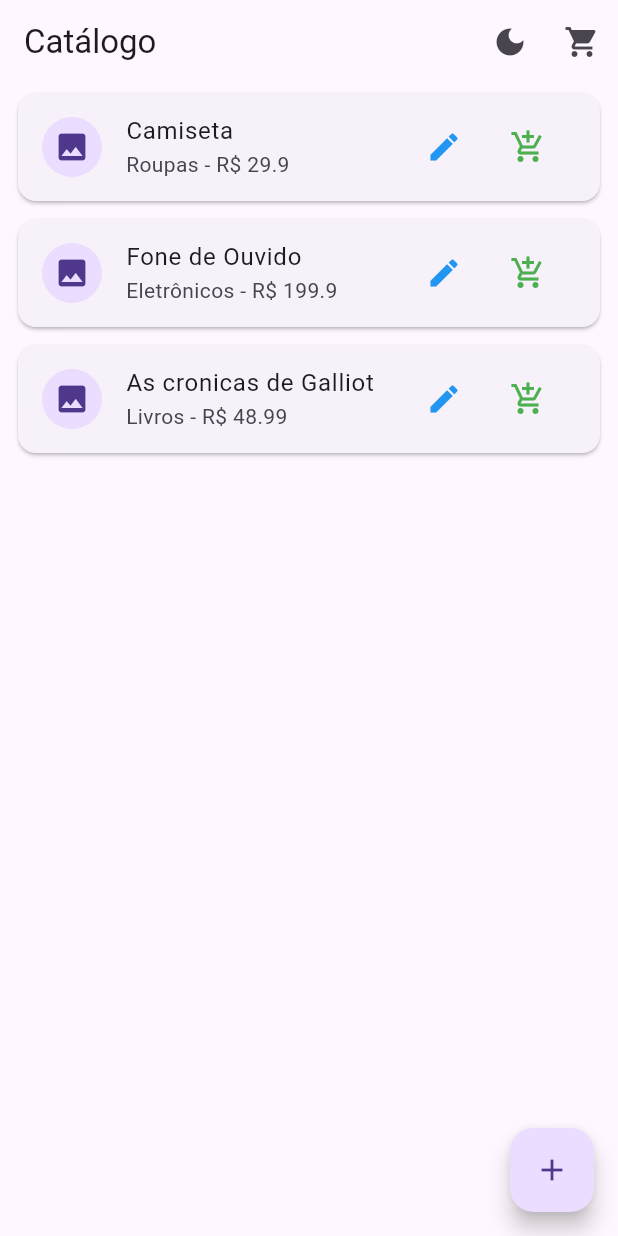
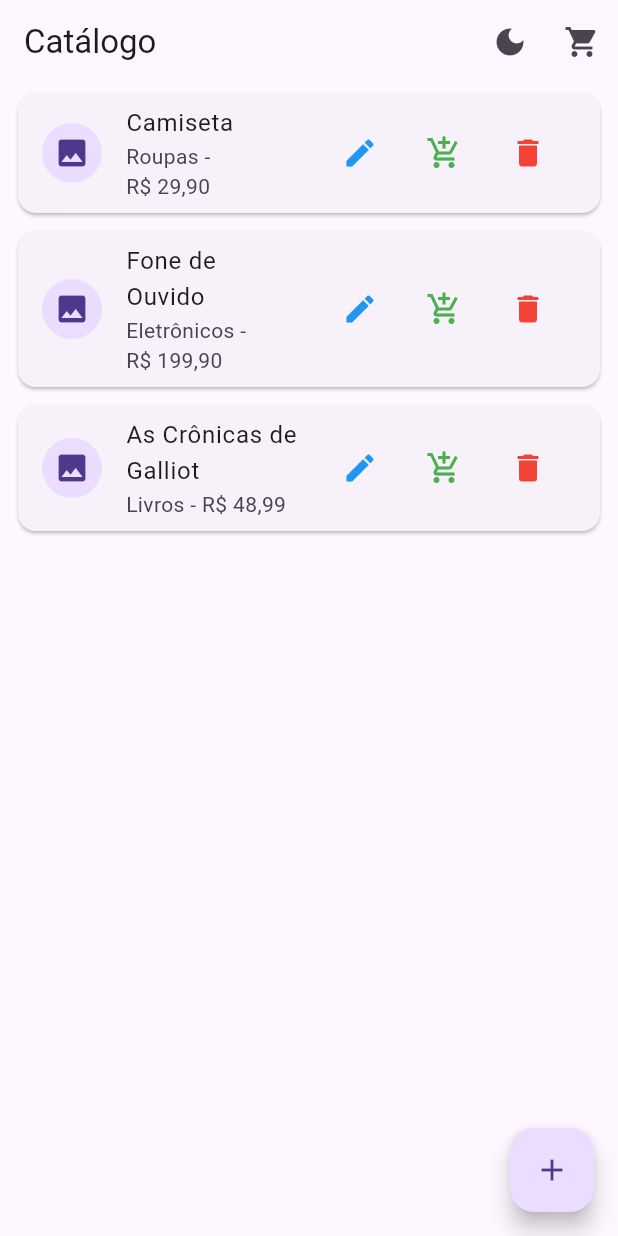
Before and after one commit to igorgarces/catalogo_produtos, a Flutter app: the screen it shows after launch, on a phone screen of 412 x 824 dp. Run offline on Flutter 3.47's test engine with Material 3 defaults, Android fonts, the phone set to English and light mode, and no system bars; our stand-ins replace image_picker.

Commit message:
readicionando as funções

```diff
--- a/lib/pages/catalog_page.dart
+++ b/lib/pages/catalog_page.dart
@@ -1,4 +1,5 @@
 import 'package:flutter/material.dart';
+import 'package:intl/intl.dart';
 
 import '../models/product.dart';
 import '../widgets/cart_widget.dart';
@@ -19,10 +20,15 @@ class _CatalogPageState extends State<CatalogPage> {
   List<Product> products = [
     Product(name: 'Camiseta', price: 29.9, description: 'Camiseta confortável', category: 'Roupas'),
     Product(name: 'Fone de Ouvido', price: 199.9, description: 'Fone bluetooth', category: 'Eletrônicos'),
-    Product(name: 'As cronicas de Galliot', price: 48.99, description: 'Meu livro autoral de fantasia', category: 'Livros')
+    Product(name: 'As Crônicas de Galliot', price: 48.99, description: 'Meu livro autoral de fantasia', category: 'Livros')
   ];
 
   List<Product> cart = [];
+
+  String _formatCurrency(double value) {
+    final formatter = NumberFormat.currency(locale: 'pt_BR', symbol: 'R\$');
+    return formatter.format(value);
+  }
 
   void _addOrEditProduct({Product? product, int? index}) async {
     await Navigator.push(
@@ -50,6 +56,10 @@ class _CatalogPageState extends State<CatalogPage> {
 
   void _removeFromCart(Product product) {
     setState(() => cart.remove(product));
+  }
+
+  void _removeProduct(Product product) {
+    setState(() => products.remove(product));
   }
 
   void _showCartDialog() {
@@ -96,6 +106,8 @@ class _CatalogPageState extends State<CatalogPage> {
                   product: product,
                   onEdit: () => _addOrEditProduct(product: product, index: index),
                   onAddToCart: () => _addToCart(product),
+                  onRemove: () => _removeProduct(product), // Adiciona botão remover
+                  formatPrice: _formatCurrency, // Passa função de formatação
                 );
               },
             ),
--- a/lib/widgets/product_tile.dart
+++ b/lib/widgets/product_tile.dart
@@ -6,8 +6,17 @@ class ProductTile extends StatelessWidget {
   final Product product;
   final VoidCallback onEdit;
   final VoidCallback onAddToCart;
+  final VoidCallback? onRemove;
+  final String Function(double)? formatPrice;
 
-  const ProductTile({super.key, required this.product, required this.onEdit, required this.onAddToCart});
+  const ProductTile({
+    super.key,
+    required this.product,
+    required this.onEdit,
+    required this.onAddToCart,
+    this.onRemove,
+    this.formatPrice,
+  });
 
   @override
   Widget build(BuildContext context) {
@@ -20,12 +29,25 @@ class ProductTile extends StatelessWidget {
                 ? CircleAvatar(backgroundImage: FileImage(File(product.imagePath!)))
                 : const CircleAvatar(child: Icon(Icons.image))),
         title: Text(product.name),
-        subtitle: Text('${product.category} - R\$ ${product.price}'),
+        subtitle: Text(
+          '${product.category} - ${formatPrice != null ? formatPrice!(product.price) : 'R\$ ${product.price}'}',
+        ),
         trailing: Wrap(
           spacing: 8,
           children: [
-            IconButton(icon: const Icon(Icons.edit, color: Colors.blue), onPressed: onEdit),
-            IconButton(icon: const Icon(Icons.add_shopping_cart, color: Colors.green), onPressed: onAddToCart),
+            IconButton(
+              icon: const Icon(Icons.edit, color: Colors.blue),
+              onPressed: onEdit,
+            ),
+            IconButton(
+              icon: const Icon(Icons.add_shopping_cart, color: Colors.green),
+              onPressed: onAddToCart,
+            ),
+            if (onRemove != null)
+              IconButton(
+                icon: const Icon(Icons.delete, color: Colors.red),
+                onPressed: onRemove,
+              ),
           ],
         ),
       ),
--- a/pubspec.yaml
+++ b/pubspec.yaml
@@ -11,6 +11,7 @@ dependencies:
     sdk: flutter
   flutter_localizations:
     sdk: flutter
+  intl: ^0.19.0
   cupertino_icons: ^1.0.8
   google_fonts: ^6.2.1
   provider: ^6.1.2
```
Also changed, not shown: lib/widgets/cart_widget.dart (+49 -7 lines).
